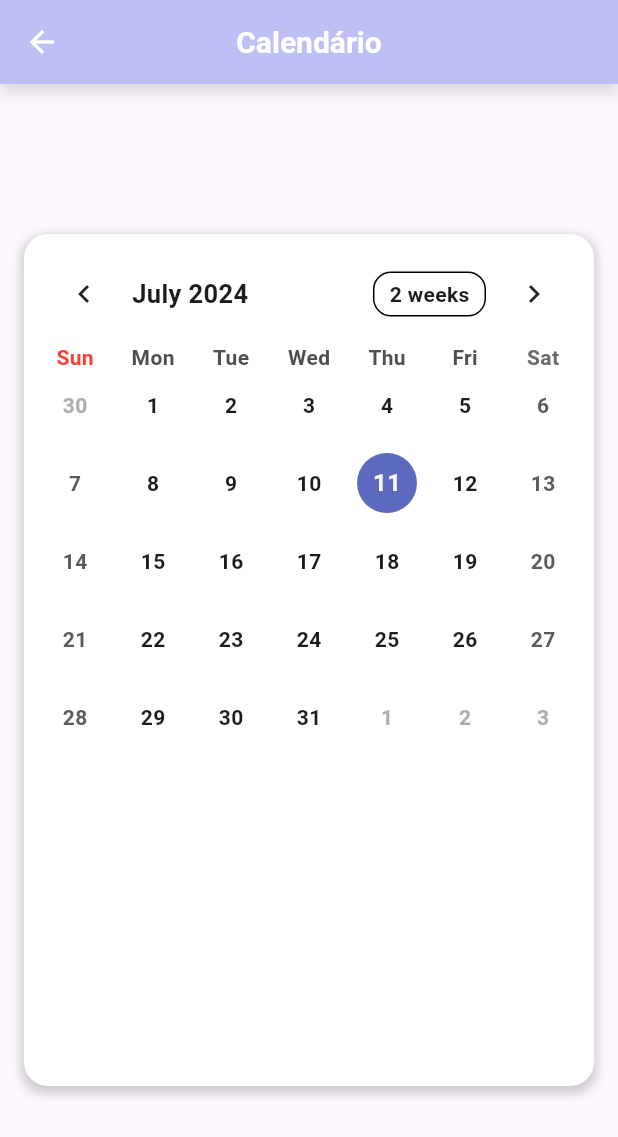
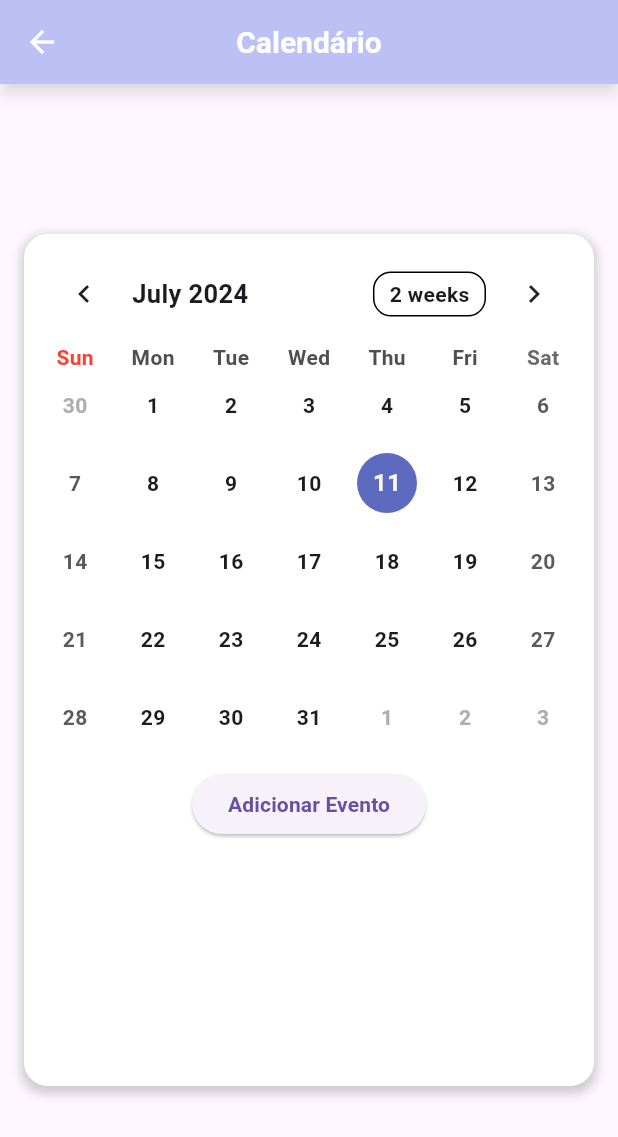
Before and after one commit to anabellypassos/OrganizadordeTarefas, a Flutter app: the Calendario screen opened directly, on a phone screen of 412 x 824 dp. Shown: the top 1137 px of the screen. Run offline on Flutter 3.47's test engine with Material 3 defaults, Android fonts, the phone set to English and light mode, and no system bars; drawn by our look-alikes of table_calendar.

Commit message:
funcao eventos

```diff
--- a/lib/Pages/Calendario/calendario.dart
+++ b/lib/Pages/Calendario/calendario.dart
@@ -2,7 +2,7 @@ import 'package:flutter/material.dart';
 import 'package:table_calendar/table_calendar.dart';
 import 'package:intl/date_symbol_data_local.dart';
 import 'package:intl/intl.dart';
-import 'dart:collection';
+import 'eventos_calen.dart'; // Importa o arquivo EventManager
 
 void main() {
   initializeDateFormatting().then((_) => runApp(const MyApp()));
@@ -34,26 +34,28 @@ class _CalendarioState extends State<Calendario> {
   DateTime _focusedDay = DateTime.now();
   DateTime? _selectedDay;
 
-  final LinkedHashMap<DateTime, List<Event>> events = LinkedHashMap(
-    equals: isSameDay,
-    hashCode: getHashCode,
-  );
+  final EventosCalen _eventosCalen = EventosCalen(); // Instância de EventManager
 
   @override
   void initState() {
     super.initState();
     _selectedDay = _focusedDay;
-    _selectedEvents = ValueNotifier(_getEventsForDay(_selectedDay!));
-  }
-
-  List<Event> _getEventsForDay(DateTime day) {
-    return events[day] ?? [];
+    _selectedEvents = ValueNotifier(_eventosCalen.getEventsForDay(_selectedDay!));
   }
 
   @override
   void dispose() {
     _selectedEvents.dispose();
     super.dispose();
+  }
+
+  void _addEvent() {
+    if (_selectedDay != null) {
+      setState(() {
+        _eventosCalen.addEvent(_selectedDay!, Event('Novo Evento'));
+        _selectedEvents.value = _eventosCalen.getEventsForDay(_selectedDay!);
+      });
+    }
   }
 
   @override
@@ -78,8 +80,7 @@ class _CalendarioState extends State<Calendario> {
         shadowColor: Colors.black.withOpacity(0.5),
       ),
       body: Container(
-
-       margin: const EdgeInsets.symmetric(vertical: 100.0, horizontal: 16.0),
+        margin: const EdgeInsets.symmetric(vertical: 100.0, horizontal: 16.0),
         padding: const EdgeInsets.all(8.0),
         alignment: Alignment.center,
         decoration: BoxDecoration(
@@ -109,7 +110,7 @@ class _CalendarioState extends State<Calendario> {
                   setState(() {
                     _selectedDay = selectedDay;
                     _focusedDay = focusedDay;
-                    _selectedEvents.value = _getEventsForDay(selectedDay);
+                    _selectedEvents.value = _eventosCalen.getEventsForDay(selectedDay);
                   });
                 }
               },
@@ -122,7 +123,7 @@ class _CalendarioState extends State<Calendario> {
                 _focusedDay = focusedDay;
               },
               eventLoader: (day) {
-                return _getEventsForDay(day);
+                return _eventosCalen.getEventsForDay(day);
               },
               calendarBuilders: CalendarBuilders(
                 dowBuilder: (context, day) {
@@ -138,6 +139,11 @@ class _CalendarioState extends State<Calendario> {
                   return null;
                 },
               ),
+            ),
+            const SizedBox(height: 8.0),
+            ElevatedButton(
+              onPressed: _addEvent,
+              child: const Text('Adicionar Evento'),
             ),
             const SizedBox(height: 8.0),
             Expanded(
@@ -157,7 +163,7 @@ class _CalendarioState extends State<Calendario> {
                           borderRadius: BorderRadius.circular(12.0),
                         ),
                         child: ListTile(
-                          onTap: () => print('${value[index]}'),
+                          onTap: () => debugPrint('${value[index]}'),
                           title: Text('${value[index]}'),
                         ),
                       );
@@ -172,16 +178,3 @@ class _CalendarioState extends State<Calendario> {
     );
   }
 }
-
-int getHashCode(DateTime key) {
-  return key.day * 1000000 + key.month * 10000 + key.year;
-}
-
-class Event {
-  final String title;
-
-  Event(this.title);
-
-  @override
-  String toString() => title;
-}
--- /dev/null
+++ b/lib/Pages/Calendario/eventos_calen.dart
@@ -0,0 +1,34 @@
+import 'dart:collection';
+import 'package:flutter/gestures.dart';
+import 'package:table_calendar/table_calendar.dart' show isSameDay; // Ocultando o nome duplicado
+
+class Event {
+  final String title;
+
+  Event(this.title);
+
+  @override
+  String toString() => title;
+}
+
+class EventosCalen {
+  final LinkedHashMap<DateTime, List<Event>> events = LinkedHashMap(
+    equals: isSameDay,
+    hashCode: getHashCode,
+  );
+
+  List<Event> getEventsForDay(DateTime day) {
+    return events[day] ?? [];
+  }
+
+  void addEvent(DateTime day, Event event) {
+    if (events[day] == null) {
+      events[day] = [];
+    }
+    events[day]!.add(event);
+  }
+}
+
+int getHashCode(DateTime key) {
+  return key.day * 1000000 + key.month * 10000 + key.year;
+}
```
